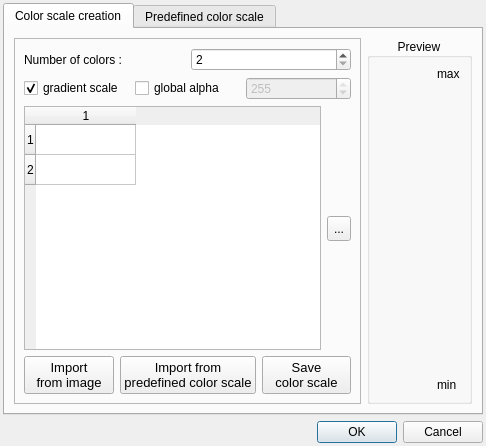
The window that library/tulip-gui/designer/ColorScaleConfigDialog.ui (Tulip-Dev/tulip) describes before a commit, drawn with Qt 5.
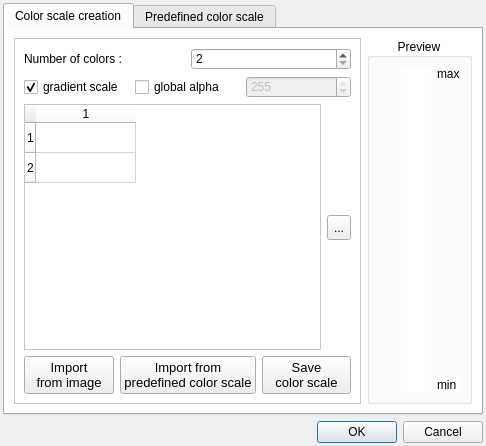
The same window after the commit. Icons and pictures are not drawn.

Commit message: Graph Perspective GUI coherencyfix: ensure all dialogs have a white background

Diff of the .ui file:
```diff
--- a/library/tulip-gui/designer/ColorScaleConfigDialog.ui
+++ b/library/tulip-gui/designer/ColorScaleConfigDialog.ui
@@ -13,6 +13,11 @@
   <property name="windowTitle">
    <string>Color Scale Configuration</string>
   </property>
+  <property name="styleSheet">
+    <string notr="true">
+      QFrame { background-color: white; }
+    </string>
+  </property>
   <layout class="QVBoxLayout" name="verticalLayout_7">
    <property name="margin">
     <number>3</number>
```
The commit also changes 12 other files.
